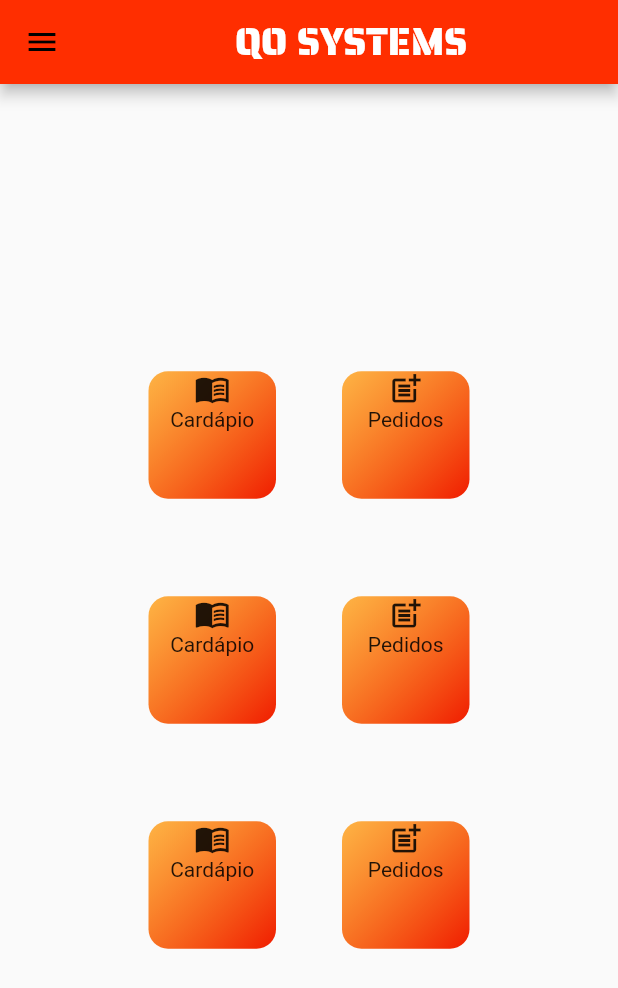
After one commit to PatrickIssl/ProjetoQoSystems, a Flutter app: the Home screen opened by its route, on a phone screen of 412 x 824 dp. The commit adds this screen. Shown: the top 988 px of the screen. Run offline on Flutter 3.47's test engine with Material 2 defaults, Android fonts, the phone set to English and light mode, and no system bars; our stand-ins replace flutter_spinkit.

Commit message:
quase pronta tela home

```diff
--- /dev/null
+++ b/lib/Screens/Home.dart
@@ -0,0 +1,219 @@
+import 'package:flutter/material.dart';
+import 'package:qosystem/globals/communs/Drawer.dart';
+import 'package:qosystem/globals/variaveis.dart' as variaveis;
+
+class Home extends StatefulWidget {
+  @override
+  _HomeState createState() => _HomeState();
+}
+
+class _HomeState extends State<Home> {
+  @override
+  Widget build(BuildContext context) {
+    return Scaffold(
+      appBar: AppBar(
+        backgroundColor: Color(0xFFFF2E00),
+        title: Center(
+            child: Text(
+          "QO SYSTEMS",
+          style: TextStyle(
+              color: variaveis.branco, fontFamily: 'Saira', fontSize: 25),
+        )),
+      ),
+      body: Container(
+          padding: EdgeInsets.all(55),
+          child: Column(
+            crossAxisAlignment: CrossAxisAlignment.center,
+            mainAxisAlignment: MainAxisAlignment.center,
+            children: <Widget>[
+              Row(
+                mainAxisAlignment: MainAxisAlignment.spaceEvenly,
+                children: <Widget>[
+                  Container(
+                    decoration: BoxDecoration(
+                      borderRadius: BorderRadius.only(
+                          topLeft: const Radius.circular(13.0),
+                          topRight: const Radius.circular(13.0),
+                          bottomLeft: const Radius.circular(13.0),
+                          bottomRight: const Radius.circular(13.0)
+                      ),
+                      gradient: LinearGradient(
+                        begin: Alignment.topLeft,
+                        end: Alignment.bottomRight,
+                        colors: [
+                          variaveis.laranja,
+                          variaveis.vermelho,
+                        ],
+                      ),
+                    ),
+                    height: 85,
+                    width: 85,
+                    child: Center(
+                      child: Column(
+                        children: <Widget>[
+                          Icon(Icons.menu_book),
+                          Text("Cardápio")
+                        ],
+                      ),
+                    ),
+                  ),
+                  Container(
+                    decoration: BoxDecoration(
+                      borderRadius: BorderRadius.only(
+                          topLeft: const Radius.circular(13.0),
+                          topRight: const Radius.circular(13.0),
+                          bottomLeft: const Radius.circular(13.0),
+                          bottomRight: const Radius.circular(13.0)
+                      ),
+                      gradient: LinearGradient(
+                        begin: Alignment.topLeft,
+                        end: Alignment.bottomRight,
+                        colors: [
+                          variaveis.laranja,
+                          variaveis.vermelho,
+                        ],
+                      ),
+                    ),
+                    height: 85,
+                    width: 85,
+                    child: Center(
+                      child: Column(
+                        children: <Widget>[
+                          Icon(Icons.post_add),
+                          Text("Pedidos")
+                        ],
+                      ),
+                    ),
+                  )
+                ],
+              ),
+              SizedBox(height: 65),
+              Row(
+                mainAxisAlignment: MainAxisAlignment.spaceEvenly,
+                children: <Widget>[
+                  Container(
+                    decoration: BoxDecoration(
+                      borderRadius: BorderRadius.only(
+                          topLeft: const Radius.circular(13.0),
+                          topRight: const Radius.circular(13.0),
+                          bottomLeft: const Radius.circular(13.0),
+                          bottomRight: const Radius.circular(13.0)
+                      ),
+                      gradient: LinearGradient(
+                        begin: Alignment.topLeft,
+                        end: Alignment.bottomRight,
+                        colors: [
+                          variaveis.laranja,
+                          variaveis.vermelho,
+                        ],
+                      ),
+                    ),
+                    height: 85,
+                    width: 85,
+                    child: Center(
+                      child: Column(
+                        children: <Widget>[
+                          Icon(Icons.menu_book),
+                          Text("Cardápio")
+                        ],
+                      ),
+                    ),
+                  ),
+                  Container(
+                    decoration: BoxDecoration(
+                      borderRadius: BorderRadius.only(
+                          topLeft: const Radius.circular(13.0),
+                          topRight: const Radius.circular(13.0),
+                          bottomLeft: const Radius.circular(13.0),
+                          bottomRight: const Radius.circular(13.0)
+                      ),
+                      gradient: LinearGradient(
+                        begin: Alignment.topLeft,
+                        end: Alignment.bottomRight,
+                        colors: [
+                          variaveis.laranja,
+                          variaveis.vermelho,
+                        ],
+                      ),
+                    ),
+                    height: 85,
+                    width: 85,
+                    child: Center(
+                      child: Column(
+                        children: <Widget>[
+                          Icon(Icons.post_add),
+                          Text("Pedidos")
+                        ],
+                      ),
+                    ),
+                  )
+                ],
+              ),
+              SizedBox(height: 65),
+              Row(
+                mainAxisAlignment: MainAxisAlignment.spaceEvenly,
+                children: <Widget>[
+                  Container(
+                    decoration: BoxDecoration(
+                      borderRadius: BorderRadius.only(
+                        topLeft: const Radius.circular(13.0),
+                        topRight: const Radius.circular(13.0),
+                        bottomLeft: const Radius.circular(13.0),
+                        bottomRight: const Radius.circular(13.0)
+                      ),
+                      gradient: LinearGradient(
+                        begin: Alignment.topLeft,
+                        end: Alignment.bottomRight,
+                        colors: [
+                          variaveis.laranja,
+                          variaveis.vermelho,
+                        ],
+                      ),
+                    ),
+                    height: 85,
+                    width: 85,
+                    child: Center(
+                      child: Column(
+                        children: <Widget>[
+                          Icon(Icons.menu_book),
+                          Text("Cardápio")
+                        ],
+                      ),
+                    ),
+                  ),
+                  Container(
+                    decoration: BoxDecoration(
+                      borderRadius: BorderRadius.only(
+                          topLeft: const Radius.circular(13.0),
+                          topRight: const Radius.circular(13.0),
+                          bottomLeft: const Radius.circular(13.0),
+                          bottomRight: const Radius.circular(13.0)
+                      ),
+                      gradient: LinearGradient(
+                        begin: Alignment.topLeft,
+                        end: Alignment.bottomRight,
+                        colors: [
+                          variaveis.laranja,
+                          variaveis.vermelho,
+                        ],
+                      ),
+                    ),
+                    height: 85,
+                    width: 85,
+                    child: Center(
+                      child: Column(
+                        children: <Widget>[
+                          Icon(Icons.post_add),
+                          Text("Pedidos")
+                        ],
+                      ),
+                    ),
+                  )
+                ],
+              ),
+            ],
+          )),
+      drawer: DrawerComun(),
+    );
+  }
+}
--- a/lib/globals/communs/Drawer.dart
+++ b/lib/globals/communs/Drawer.dart
@@ -28,13 +28,13 @@ class _DrawerComunState extends State<DrawerComun> {
               children: [
                 CircleAvatar(
                   child: Text(
-                    '${variaveis.login.login[0].toUpperCase()}',
+                    '${variaveis.conta.nome[0].toUpperCase()}',
                     style: TextStyle(fontSize: 50),
                   ),
                   minRadius: 50,
                 ),
                 Padding(padding: EdgeInsets.only(top: 10)),
-                Text("Usuário: ${variaveis.login.login}")
+                Text("Usuário: ${variaveis.conta.nome}")
               ],
             ),
           ),
--- a/lib/globals/metodos/Login.dart
+++ b/lib/globals/metodos/Login.dart
@@ -28,6 +28,7 @@ Future<Conta> realizarLogin(context) async {
         dadosJson["conta"]["senha"].toString(),
         dadosJson["conta"]["mfa"].toString());
     variaveis.conta = conta;
+    print(conta.conta);
     return conta;
   }
   if (response.statusCode == 400) {
--- a/lib/globals/metodos/VerificarMfa.dart
+++ b/lib/globals/metodos/VerificarMfa.dart
@@ -4,20 +4,7 @@ import 'package:qosystem/globals/variaveis.dart';
 
 verificarMfa(context, String mfa, Conta conta) {
   if (conta.mfa.toUpperCase() == mfa.toUpperCase()) {
-    ScaffoldMessenger.of(context).showSnackBar(SnackBar(
-      content: Row(
-        children: <Widget>[
-          Icon(
-            Icons.assignment_late_outlined,
-            color: branco,
-            size: 24.0,
-          ),
-          Text(
-              "Código de verificação está correto")
-        ],
-      ),
-      backgroundColor: verde
-    ));
+    Navigator.pushReplacementNamed(context, '/home');
   }else{
     ScaffoldMessenger.of(context).showSnackBar(SnackBar(
       content: Row(
--- a/lib/main.dart
+++ b/lib/main.dart
@@ -1,4 +1,5 @@
 import 'package:flutter/material.dart';
+import 'package:qosystem/Screens/Home.dart';
 import 'package:qosystem/Screens/Login.dart';
 import 'package:qosystem/Screens/RecuperaSenha.dart';
 import 'package:qosystem/Screens/TelaMfa.dart';
@@ -17,6 +18,7 @@ void main() async{
       '/login': (context) => Login(),
       '/recuperar': (context) => RecuperaSenha(),
       '/mfa': (context) => TelaMfa(),
+      '/home': (context) => Home(),
     },
     debugShowCheckedModeBanner: false,
   ));
```
